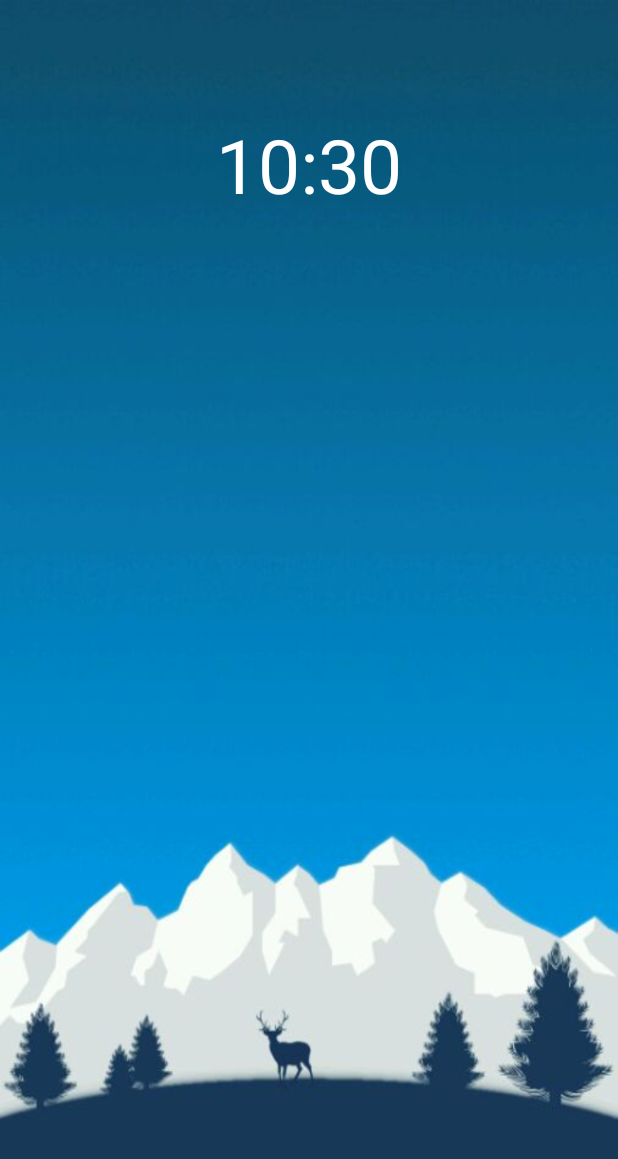
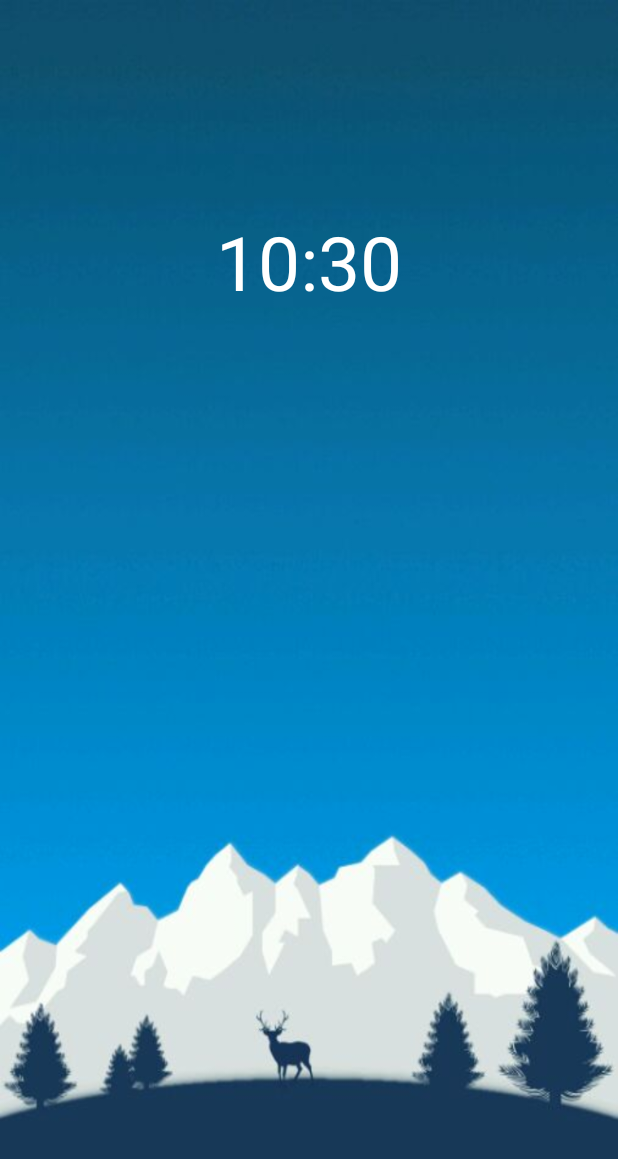
Before and after one commit to GSIL-Monitor/SuperScreenLock, an Android app: the LockScreenFragment screen opened directly, with no data from a screen before it, on a phone screen of 412 x 824 dp. Shown: the top 1159 px of the screen. Run offline under Robolectric (Android 15) with nearby library versions, the phone set to English and light mode, and no system bars.

Commit message:
id 修改

```diff
--- a/app/src/main/res/layout/fragment_lock_screen_main.xml
+++ b/app/src/main/res/layout/fragment_lock_screen_main.xml
@@ -42,7 +42,7 @@
             android:text="00:00"
             android:textSize="50sp"
             android:textColor="@android:color/white"
-            android:layout_below="@+id/circle_text_hint"
+            android:layout_below="@+id/hint_icon_image"
             android:layout_centerHorizontal="true"
             android:layout_marginTop="76dp" />
 
```
